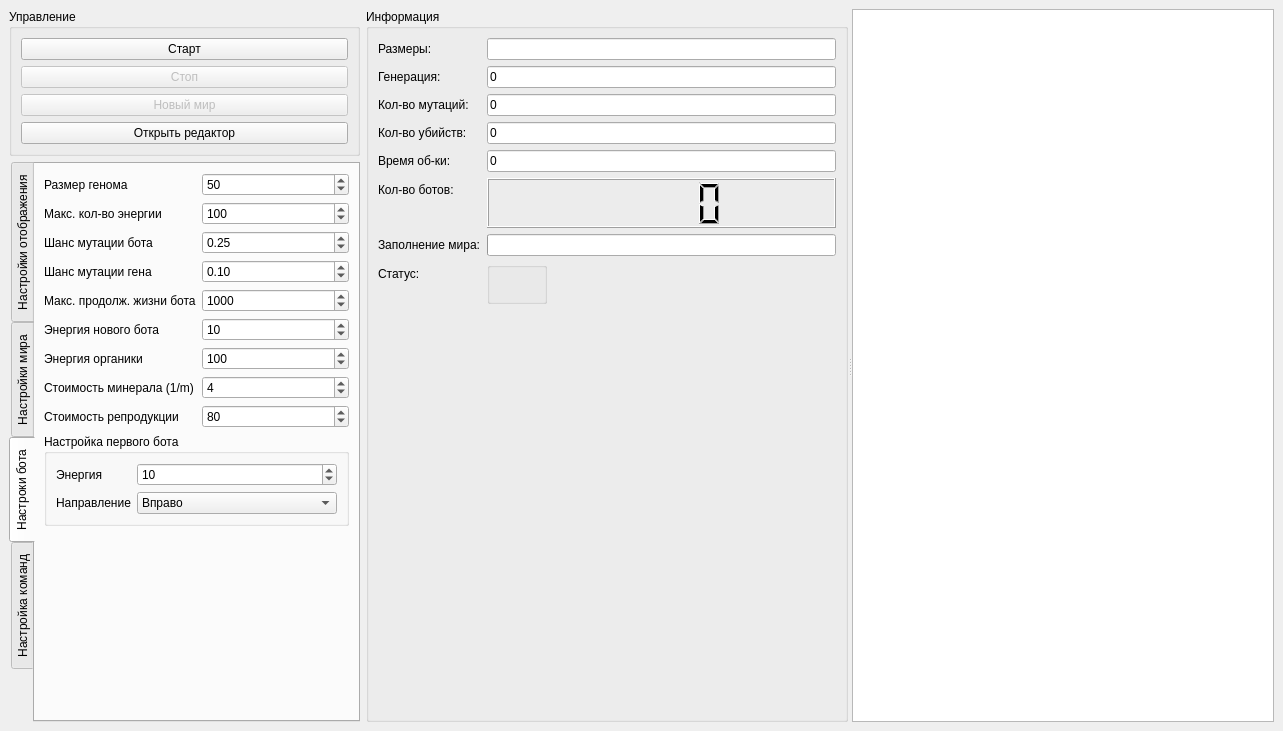
First picture: the form in mainwindow.ui, repository TomasGlgg/QGenetic, before the edit.
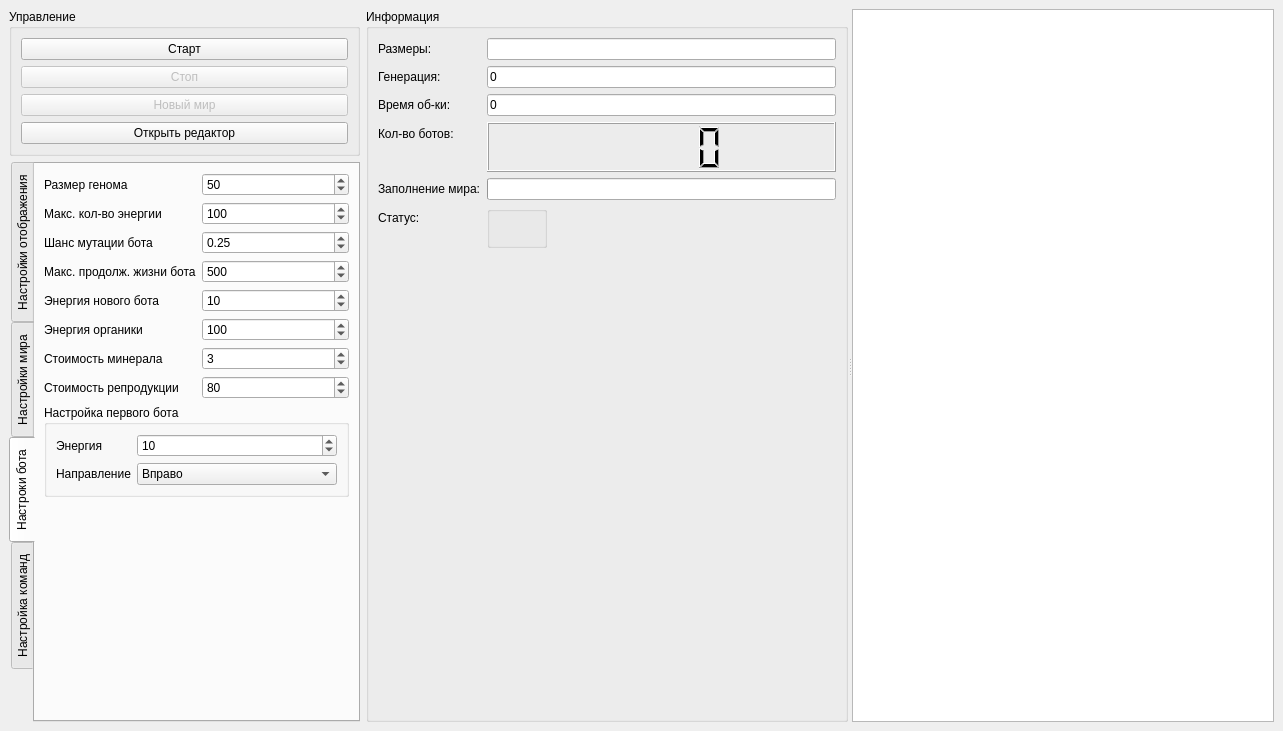
Second picture: the form after the edit. The open tabs and pages were chosen to show the change.

```diff
--- a/mainwindow.ui
+++ b/mainwindow.ui
@@ -506,14 +506,14 @@
             </property>
            </widget>
           </item>
-          <item row="4" column="0">
+          <item row="3" column="0">
            <widget class="QLabel" name="label_15">
             <property name="text">
              <string>Макс. продолж. жизни бота</string>
             </property>
            </widget>
           </item>
-          <item row="4" column="1">
+          <item row="3" column="1">
            <widget class="QSpinBox" name="max_old">
             <property name="minimum">
              <number>2</number>
@@ -522,18 +522,18 @@
              <number>16777215</number>
             </property>
             <property name="value">
-             <number>1000</number>
+             <number>500</number>
             </property>
            </widget>
           </item>
-          <item row="5" column="0">
+          <item row="4" column="0">
            <widget class="QLabel" name="label_27">
             <property name="text">
              <string>Энергия нового бота</string>
             </property>
            </widget>
           </item>
-          <item row="5" column="1">
+          <item row="4" column="1">
            <widget class="QSpinBox" name="new_bot_energy">
             <property name="minimum">
              <number>1</number>
@@ -546,14 +546,14 @@
             </property>
            </widget>
           </item>
-          <item row="6" column="0">
+          <item row="5" column="0">
            <widget class="QLabel" name="label_28">
             <property name="text">
              <string>Энергия органики</string>
             </property>
            </widget>
           </item>
-          <item row="6" column="1">
+          <item row="5" column="1">
            <widget class="QSpinBox" name="organicEnergy">
             <property name="minimum">
              <number>1</number>
@@ -566,28 +566,28 @@
             </property>
            </widget>
           </item>
-          <item row="7" column="0">
+          <item row="6" column="0">
            <widget class="QLabel" name="label_29">
             <property name="text">
-             <string>Стоимость минерала (1/m)</string>
+             <string>Стоимость минерала</string>
             </property>
            </widget>
           </item>
-          <item row="7" column="1">
+          <item row="6" column="1">
            <widget class="QSpinBox" name="mineralPrice">
             <property name="value">
-             <number>4</number>
+             <number>3</number>
             </property>
            </widget>
           </item>
-          <item row="8" column="0">
+          <item row="7" column="0">
            <widget class="QLabel" name="label_30">
             <property name="text">
              <string>Стоимость репродукции</string>
             </property>
            </widget>
           </item>
-          <item row="8" column="1">
+          <item row="7" column="1">
            <widget class="QSpinBox" name="reproductionPrice">
             <property name="minimum">
              <number>1</number>
@@ -600,7 +600,7 @@
             </property>
            </widget>
           </item>
-          <item row="9" column="0" colspan="2">
+          <item row="8" column="0" colspan="2">
            <widget class="QGroupBox" name="groupBox_7">
             <property name="title">
              <string>Настройка первого бота</string>
@@ -683,29 +683,6 @@
             </layout>
            </widget>
           </item>
-          <item row="3" column="1">
-           <widget class="QDoubleSpinBox" name="genMutationChance">
-            <property name="minimum">
-             <double>0.000000000000000</double>
-            </property>
-            <property name="maximum">
-             <double>1.000000000000000</double>
-            </property>
-            <property name="singleStep">
-             <double>0.100000000000000</double>
-            </property>
-            <property name="value">
-             <double>0.100000000000000</double>
-            </property>
-           </widget>
-          </item>
-          <item row="3" column="0">
-           <widget class="QLabel" name="label_8">
-            <property name="text">
-             <string>Шанс мутации гена</string>
-            </property>
-           </widget>
-          </item>
          </layout>
         </widget>
         <widget class="QWidget" name="tab_6">
@@ -855,65 +832,16 @@
          </widget>
         </item>
         <item row="2" column="0">
-         <widget class="QLabel" name="label_9">
-          <property name="text">
-           <string>Кол-во мутаций:</string>
-          </property>
-         </widget>
-        </item>
-        <item row="2" column="1">
-         <widget class="QLineEdit" name="mutation_count">
-          <property name="sizePolicy">
-           <sizepolicy hsizetype="MinimumExpanding" vsizetype="Fixed">
-            <horstretch>0</horstretch>
-            <verstretch>0</verstretch>
-           </sizepolicy>
-          </property>
-          <property name="text">
-           <string>0</string>
-          </property>
-          <property name="readOnly">
-           <bool>true</bool>
-          </property>
-         </widget>
-        </item>
-        <item row="3" column="0">
-         <widget class="QLabel" name="label_16">
-          <property name="text">
-           <string>Кол-во убийств:</string>
-          </property>
-         </widget>
-        </item>
-        <item row="3" column="1">
-         <widget class="QLineEdit" name="kill_count">
-          <property name="enabled">
-           <bool>true</bool>
-          </property>
-          <property name="sizePolicy">
-           <sizepolicy hsizetype="MinimumExpanding" vsizetype="Fixed">
-            <horstretch>0</horstretch>
-            <verstretch>0</verstretch>
-           </sizepolicy>
-          </property>
-          <property name="text">
-           <string>0</string>
-          </property>
-          <property name="readOnly">
-           <bool>true</bool>
-          </property>
-         </widget>
-        </item>
-        <item row="4" column="0">
          <widget class="QLabel" name="label_20">
           <property name="text">
            <string>Время об-ки:</string>
           </property>
          </widget>
         </item>
-        <item row="4" column="1">
+        <item row="2" column="1">
          <widget class="QLineEdit" name="processing_time">
           <property name="sizePolicy">
-           <sizepolicy hsizetype="MinimumExpanding" vsizetype="Fixed">
+           <sizepolicy hsizetype="Expanding" vsizetype="Fixed">
             <horstretch>0</horstretch>
             <verstretch>0</verstretch>
            </sizepolicy>
@@ -923,14 +851,14 @@
           </property>
          </widget>
         </item>
-        <item row="5" column="0">
+        <item row="3" column="0">
          <widget class="QLabel" name="label_5">
           <property name="text">
            <string>Кол-во ботов:</string>
           </property>
          </widget>
         </item>
-        <item row="5" column="1">
+        <item row="3" column="1">
          <widget class="QLCDNumber" name="bot_count">
           <property name="sizePolicy">
            <sizepolicy hsizetype="Preferred" vsizetype="Preferred">
@@ -949,17 +877,17 @@
           </property>
          </widget>
         </item>
-        <item row="6" column="0">
+        <item row="4" column="0">
          <widget class="QLabel" name="label_19">
           <property name="text">
            <string>Заполнение мира:</string>
           </property>
          </widget>
         </item>
-        <item row="6" column="1">
+        <item row="4" column="1">
          <widget class="QProgressBar" name="bot_completion">
           <property name="sizePolicy">
-           <sizepolicy hsizetype="MinimumExpanding" vsizetype="Fixed">
+           <sizepolicy hsizetype="Expanding" vsizetype="Fixed">
             <horstretch>0</horstretch>
             <verstretch>0</verstretch>
            </sizepolicy>
@@ -972,14 +900,14 @@
           </property>
          </widget>
         </item>
-        <item row="7" column="0">
+        <item row="5" column="0">
          <widget class="QLabel" name="label_10">
           <property name="text">
            <string>Статус:</string>
           </property>
          </widget>
         </item>
-        <item row="7" column="1">
+        <item row="5" column="1">
          <widget class="QGroupBox" name="statusGroupBox">
           <property name="sizePolicy">
            <sizepolicy hsizetype="Maximum" vsizetype="Preferred">
@@ -1035,10 +963,10 @@
           </layout>
          </widget>
         </item>
-        <item row="8" column="0" colspan="2">
+        <item row="6" column="0" colspan="2">
          <widget class="QWidget" name="historyView" native="true">
           <property name="sizePolicy">
-           <sizepolicy hsizetype="Preferred" vsizetype="Expanding">
+           <sizepolicy hsizetype="Expanding" vsizetype="Expanding">
             <horstretch>0</horstretch>
             <verstretch>0</verstretch>
            </sizepolicy>
```
Left out of the diff: 31 changed lines with no effect on the pictures.
